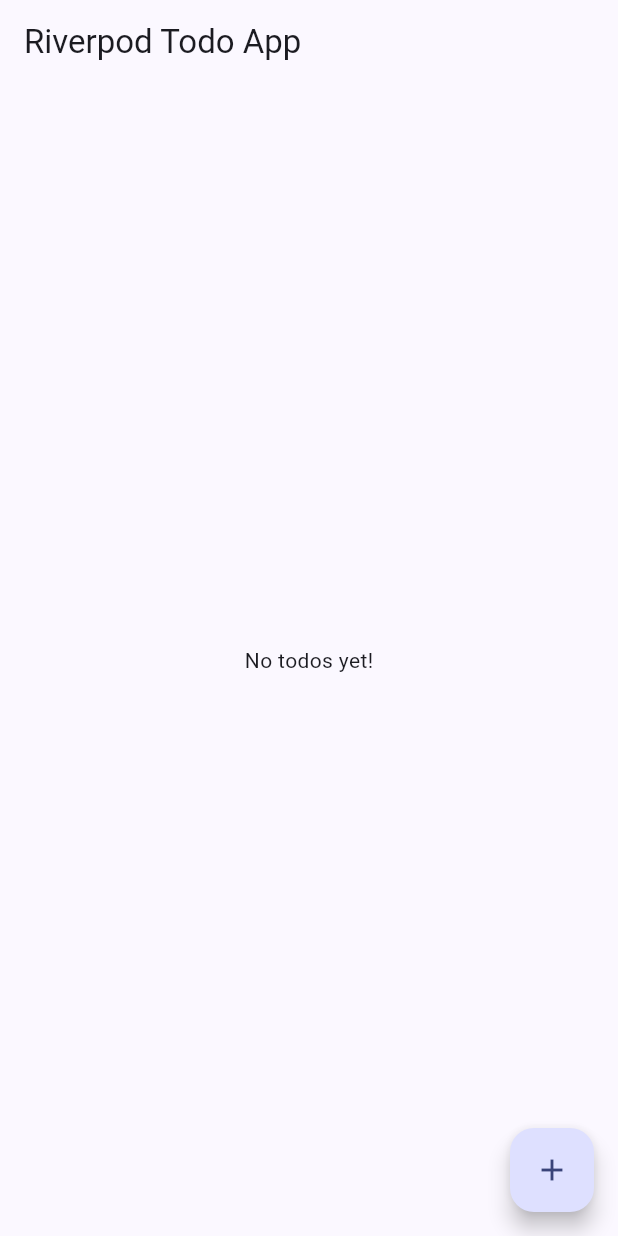
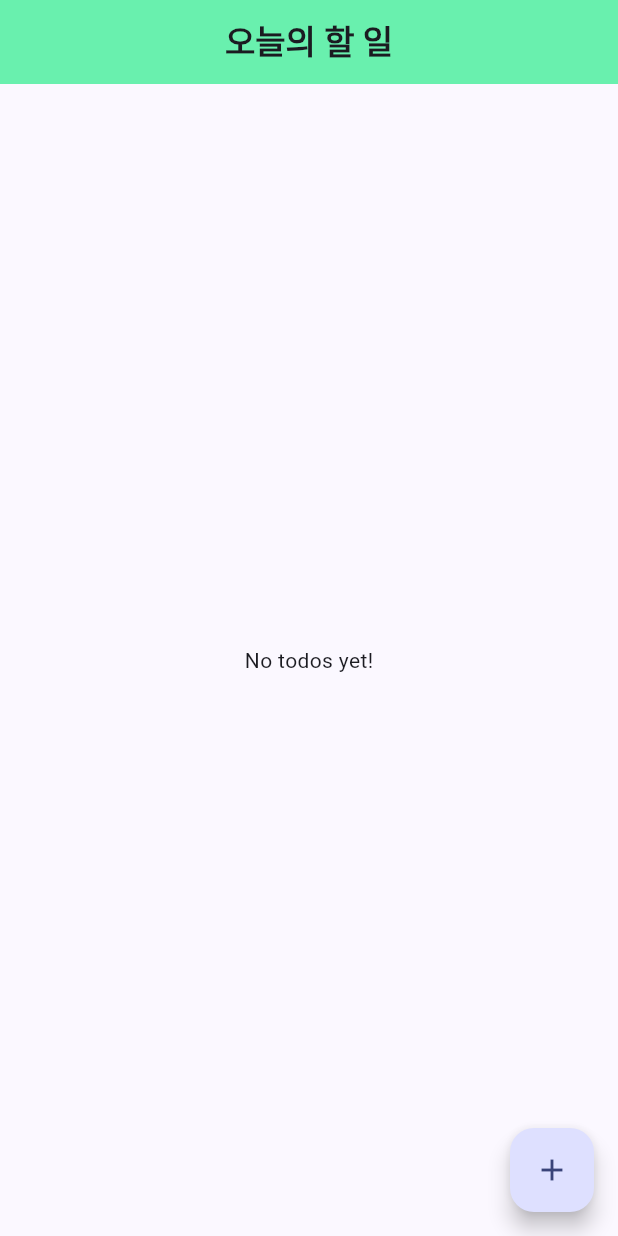
Before and after one commit to Astrum93/wanted_flutter_challenge, a Flutter app: the screen it shows after launch, on a phone screen of 412 x 824 dp. Run offline on Flutter 3.47's test engine with Material 3 defaults, Android fonts, the phone set to English and light mode, and no system bars; our stand-ins replace flutter_riverpod, riverpod_annotation; generated files the repository leaves out were written again.

Commit message:
home screen AppBar 수정

```diff
--- a/lib/main.dart
+++ b/lib/main.dart
@@ -4,9 +4,7 @@ import 'package:wanted_flutter_challenge/presentation/home.dart';
 
 void main() {
   runApp(
-    const ProviderScope(
-      child: RiverpodTodoApp(),
-    ),
+    RiverpodTodoApp(),
   );
 }
 
@@ -15,11 +13,13 @@ class RiverpodTodoApp extends StatelessWidget {
 
   @override
   Widget build(BuildContext context) {
-    return MaterialApp(
-      theme: ThemeData(
-        colorScheme: ColorScheme.fromSeed(seedColor: Colors.indigo),
+    return ProviderScope(
+      child: MaterialApp(
+        theme: ThemeData(
+          colorScheme: ColorScheme.fromSeed(seedColor: Colors.indigo),
+        ),
+        home: const HomeScreen(),
       ),
-      home: const HomeScreen(),
     );
   }
 }
--- a/lib/presentation/home.dart
+++ b/lib/presentation/home.dart
@@ -9,7 +9,14 @@ class HomeScreen extends StatelessWidget {
   Widget build(BuildContext context) {
     return Scaffold(
         appBar: AppBar(
-          title: const Text('Riverpod Todo App'),
+          title: const Text(
+            '오늘의 할 일',
+            style: TextStyle(
+              fontWeight: FontWeight.bold,
+            ),
+          ),
+          centerTitle: true,
+          backgroundColor: Colors.greenAccent,
         ),
         body: const TodoListView(),
         floatingActionButton: FloatingActionButton(
```
